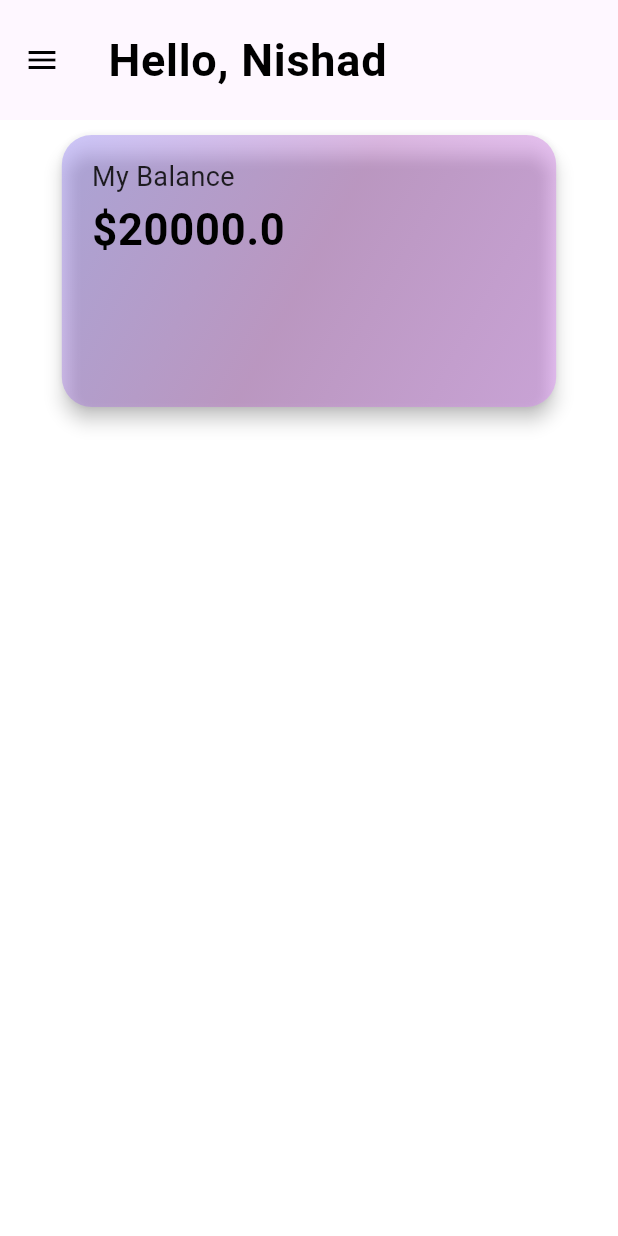
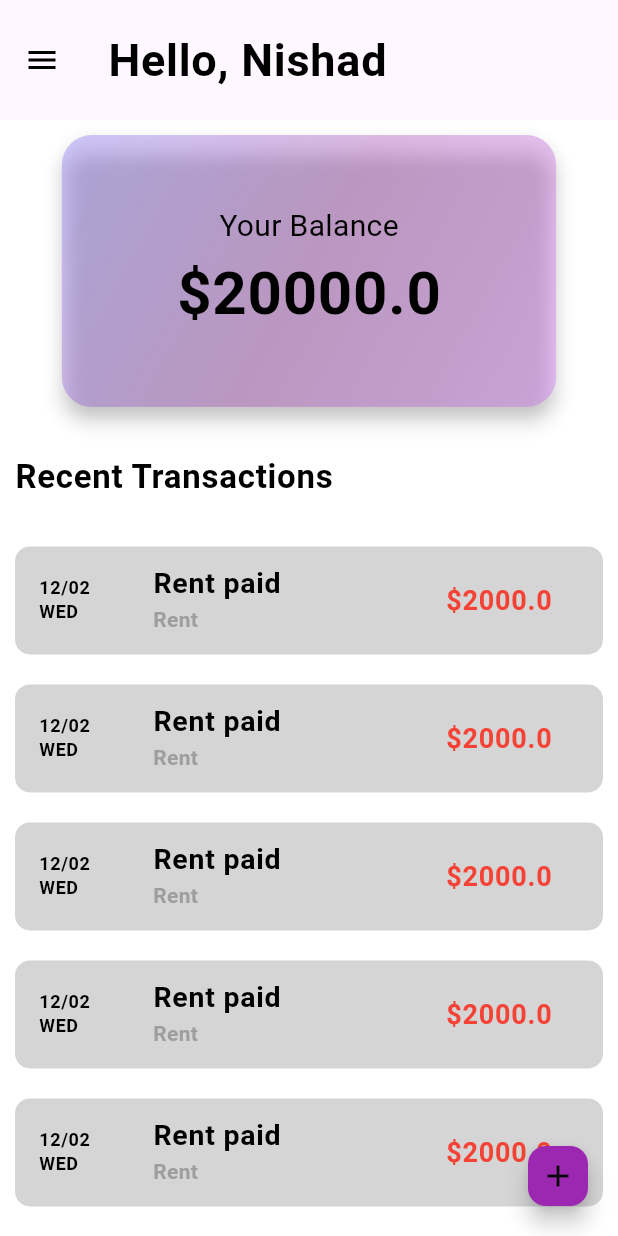
Before and after one commit to Nishadatgit/flutter-budget-tracker, a Flutter app: the screen it shows after launch, on a phone screen of 412 x 824 dp. Run offline on Flutter 3.47's test engine with Material 2 defaults, Android fonts, the phone set to English and light mode, and no system bars; our stand-ins replace bloc, flutter_bloc.

```diff
--- a/lib/logic/cubit/theme_cubit.dart
+++ b/lib/logic/theme/theme_cubit.dart
@@ -2,10 +2,12 @@ import 'package:bloc/bloc.dart';
 import 'package:budget_tracker/themes/dark_theme.dart';
 import 'package:budget_tracker/themes/light_theme.dart';
 import 'package:flutter/material.dart';
-import 'package:meta/meta.dart';
 
 class ThemeCubit extends Cubit<ThemeData> {
+
+
   ThemeCubit() : super(lightTheme);
 
-  void switchTheme() =>state==lightTheme? emit(darkTheme):emit(lightTheme);
+  void switchTheme() =>
+      state == lightTheme ? emit(darkTheme) : emit(lightTheme);
 }
--- a/lib/main.dart
+++ b/lib/main.dart
@@ -1,10 +1,9 @@
-import 'package:budget_tracker/logic/cubit/theme_cubit.dart';
+import 'package:budget_tracker/logic/theme/theme_cubit.dart';
 import 'package:budget_tracker/screens/home/home_screen.dart';
-import 'package:budget_tracker/themes/dark_theme.dart';
 import 'package:flutter/material.dart';
 import 'package:flutter_bloc/flutter_bloc.dart';
 
-void main() {
+void main() async {
   WidgetsFlutterBinding.ensureInitialized();
   runApp(const MyApp());
 }
@@ -14,8 +13,12 @@ class MyApp extends StatelessWidget {
 
   @override
   Widget build(BuildContext context) {
-    return BlocProvider(
-        create: (contex) => ThemeCubit(),
+    return MultiBlocProvider(
+        providers: [
+          BlocProvider(
+            create: (ctx) => ThemeCubit(),
+          )
+        ],
         child: BlocBuilder<ThemeCubit, ThemeData>(
           builder: (context, state) {
             return _buildWithTheme(context, state);
@@ -30,7 +33,7 @@ Widget _buildWithTheme(BuildContext context, state) {
     theme: state,
     themeAnimationCurve: Curves.easeInOut,
     themeAnimationDuration: const Duration(seconds: 1),
-    home: HomeScreen(),
+    home: const HomeScreen(),
   );
 }
 
--- a/lib/screens/home/home_screen.dart
+++ b/lib/screens/home/home_screen.dart
@@ -1,58 +1,75 @@
-import 'package:budget_tracker/logic/cubit/theme_cubit.dart';
+import 'dart:ui';
+
+import 'package:budget_tracker/logic/theme/theme_cubit.dart';
+import 'package:budget_tracker/screens/category/category_screen.dart';
+import 'package:budget_tracker/screens/home/widgets/card_info_widget.dart';
+import 'package:budget_tracker/screens/home/widgets/drawer_header.dart';
+import 'package:budget_tracker/screens/home/widgets/transaction_tile.dart';
 import 'package:budget_tracker/themes/dark_theme.dart';
-import 'package:budget_tracker/themes/light_theme.dart';
+
 import 'package:flutter/material.dart';
 import 'package:flutter_bloc/flutter_bloc.dart';
 
-class HomeScreen extends StatelessWidget {
-  HomeScreen({super.key});
-  final GlobalKey<ScaffoldState> _scaffoldkey = new GlobalKey();
+class HomeScreen extends StatefulWidget {
+  const HomeScreen({super.key});
+
+  @override
+  State<HomeScreen> createState() => _HomeScreenState();
+}
+
+class _HomeScreenState extends State<HomeScreen>
+    with SingleTickerProviderStateMixin {
+  final GlobalKey<ScaffoldState> _scaffoldkey = GlobalKey();
+
+  late AnimationController animationController;
+
+  late Animation<double> animation;
+  @override
+  void initState() {
+    animationController = AnimationController(
+        vsync: this, duration: const Duration(milliseconds: 600));
+    animation = Tween<double>(begin: 0, end: 1).animate(animationController);
+    super.initState();
+  }
 
   @override
   Widget build(BuildContext context) {
+    print("Build called");
     final width = MediaQuery.of(context).size.width;
     //final height = MediaQuery.of(context).size.height;
     return Scaffold(
+      drawerEnableOpenDragGesture: true,
+      drawerEdgeDragWidth: 100,
+      onDrawerChanged: (value) {
+        if (value == false) {
+          animationController.reverse();
+        } else {
+          animationController.forward();
+        }
+      },
       key: _scaffoldkey,
       appBar: AppBar(
+        scrolledUnderElevation: 0,
         leading: IconButton(
             onPressed: () {
               _scaffoldkey.currentState!.openDrawer();
             },
-              icon: Icon(
-                Icons.menu,
+            icon: AnimatedIcon(
+              icon: AnimatedIcons.menu_arrow,
+              progress: animation,
               color: Theme.of(context).iconTheme.color,
             )),
         elevation: 0,
         toolbarHeight: 80,
         title: Text(
           "Hello, Nishad",
-            style:
-                Theme.of(context).textTheme.bodyLarge!.copyWith(fontSize: 30),
-          ),
-        ),
-        body: Padding(
-          padding: const EdgeInsets.symmetric(horizontal: 10),
-          child: Column(
-            crossAxisAlignment: CrossAxisAlignment.center,
-            children: [
-              Padding(
-                padding:
-                    const EdgeInsets.symmetric(horizontal: 10, vertical: 10),
-                child: CardInfoWidget(
-                  width: width,
-                  amount: 20000,
-                ),
-              ),
-              const SizedBox(height: 20),
-            ],
+          style: Theme.of(context).textTheme.bodyLarge!.copyWith(fontSize: 30),
         ),
       ),
       drawer: BlocBuilder<ThemeCubit, ThemeData>(
         builder: (context, state) {
           return Drawer(
-              backgroundColor:
-                  state == darkTheme ? Color(0xff302d43) : Colors.white,
+            backgroundColor: Theme.of(context).scaffoldBackgroundColor,
             shape: const RoundedRectangleBorder(
               borderRadius: BorderRadius.only(
                 topRight: Radius.circular(10),
@@ -63,114 +80,89 @@ class HomeScreen extends StatelessWidget {
               children: [
                 const DrawerHeaderWidget(),
                 ListTile(
-                    leading: IconButton(
-                      onPressed: () {
-                        BlocProvider.of<ThemeCubit>(context).switchTheme();
+                  onTap: () {
+                    _scaffoldkey.currentState!.closeDrawer();
+                    Navigator.of(context).push(MaterialPageRoute(
+                        builder: (ctx) => const CategoryScreen()));
                   },
-                      icon: BlocBuilder<ThemeCubit, ThemeData>(
-                        builder: (context, state) => Icon(
-                          state == darkTheme
-                              ? Icons.light_mode
-                              : Icons.dark_mode,
-                          color: Theme.of(context).iconTheme.color,
-                          size: 30,
+                  tileColor: Colors.white.withOpacity(0.3),
+                  title: Text(
+                    "Manage Categories",
+                    style: Theme.of(context)
+                        .textTheme
+                        .bodyMedium!
+                        .copyWith(fontSize: 16),
                   ),
                 ),
+                const SizedBox(height: 5),
+                ListTile(
+                  tileColor: Colors.white.withOpacity(0.3),
+                  onTap: () {
+                    _scaffoldkey.currentState!.closeDrawer();
+                    Navigator.of(context).push(MaterialPageRoute(
+                        builder: (ctx) => const CategoryScreen()));
+                  },
+                  title: Text(
+                    "Reports",
+                    style: Theme.of(context)
+                        .textTheme
+                        .bodyMedium!
+                        .copyWith(fontSize: 16),
                   ),
-                  ),
+                )
               ],
             ),
           );
         },
-        ));
-  }
-}
-
-class DrawerHeaderWidget extends StatelessWidget {
-  const DrawerHeaderWidget({
-    super.key,
-  });
-
-  @override
-  Widget build(BuildContext context) {
-    return Stack(
-      alignment: Alignment.center,
+      ),
+      body: Padding(
+        padding: const EdgeInsets.symmetric(horizontal: 10),
+        child: Column(
+          crossAxisAlignment: CrossAxisAlignment.start,
           children: [
-        Container(
-          height: 200,
-          decoration: BoxDecoration(
-            borderRadius: BorderRadius.circular(10),
-            image: const DecorationImage(
-                image: NetworkImage(
-                    "https://cdn.pixabay.com/photo/2018/01/14/23/12/nature-3082832_960_720.jpg"),
-                fit: BoxFit.cover),
+            Padding(
+              padding: const EdgeInsets.symmetric(horizontal: 10, vertical: 10),
+              child: CardInfoWidget(
+                width: width,
+                amount: 20000,
               ),
             ),
-        const Positioned(
-            left: 20,
-            bottom: 20,
-            child: CircleAvatar(
-              radius: 30,
-              backgroundImage: AssetImage("assets/images/mypic.jpg"),
-            ))
+            const SizedBox(height: 20),
+            Text(
+              "Recent Transactions",
+              style:
+                  Theme.of(context).textTheme.bodyLarge!.copyWith(fontSize: 22),
+            ),
+            const SizedBox(height: 20),
+            Expanded(
+              child: ListView.builder(
+                itemBuilder: (ctx, index) => const Padding(
+                  padding: EdgeInsets.symmetric(vertical: 10),
+                  child: TransactionTile(
+                    title: "Rent paid",
+                    amount: 2000,
+                    category: 'Rent',
+                    tileColor: Colors.red,
+                  ),
+                ),
+                itemCount: 10,
+              ),
+            )
           ],
+        ),
+      ),
+      floatingActionButtonAnimator: FloatingActionButtonAnimator.scaling,
+      floatingActionButton: FloatingActionButton.small(
+        onPressed: () {
+          print("Add Transaction");
+        },
+        backgroundColor: Theme.of(context).primaryColor,
+        tooltip: 'Add transaction',
+        child: const Icon(
+          Icons.add,
+          color: Colors.black,
+        ),
+      ),
     );
   }
 }
-
-class CardInfoWidget extends StatelessWidget {
-  const CardInfoWidget({
-    super.key,
-    required this.width,
-    required this.amount,
-  });
-  final double amount;
-
-  final double width;
-
-  @override
-  Widget build(BuildContext context) {
-    return Row(
-      mainAxisAlignment: MainAxisAlignment.center,
-      children: [
-        Material(
-          color: Colors.white.withOpacity(0.2),
-          elevation: 5,
-          borderRadius: BorderRadius.circular(20),
-          child: Container(
-            decoration: BoxDecoration(
-              borderRadius: BorderRadius.circular(20),
-              gradient: const LinearGradient(
-                begin: Alignment.topLeft,
-                end: Alignment.bottomRight,
-                // stops: [0.2, 0.5, 0.9],
-                colors: [Color(0xff6953f7), Colors.purple, Color(0xffcd4ff7)],
-              ),
-              color: Colors.grey[300]!.withOpacity(0.3),
-            ),
-            padding: const EdgeInsets.symmetric(vertical: 15, horizontal: 20),
-            width: width * .8,
-            height: width * 0.44,
-            child: Column(
-              crossAxisAlignment: CrossAxisAlignment.start,
-              children: [
-                Text(
-                  "My Balance",
-                  style: Theme.of(context)
-                      .textTheme
-                      .bodyMedium!
-                      .copyWith(fontSize: 18, fontWeight: FontWeight.w400),
-                ),
-                Text("\$$amount",
-                    style: Theme.of(context)
-                        .textTheme
-                        .bodyLarge!
-                        .copyWith(fontSize: 29)),
-              ],
-            ),
-          ),
-        ),
-      ],
-    );
-  }
-}
--- /dev/null
+++ b/lib/screens/home/widgets/card_info_widget.dart
@@ -0,0 +1,62 @@
+import 'dart:ui';
+
+import 'package:flutter/material.dart';
+
+class CardInfoWidget extends StatelessWidget {
+  const CardInfoWidget({
+    super.key,
+    required this.width,
+    required this.amount,
+  });
+  final double amount;
+  final double width;
+
+  @override
+  Widget build(BuildContext context) {
+    return Row(
+      mainAxisAlignment: MainAxisAlignment.center,
+      children: [
+        Material(
+          color: Colors.white.withOpacity(0.2),
+          elevation: 5,
+          borderRadius: BorderRadius.circular(20),
+          child: BackdropFilter(
+            filter: ImageFilter.blur(sigmaX: 3, sigmaY: 3),
+            child: Container(
+              decoration: BoxDecoration(
+                borderRadius: BorderRadius.circular(20),
+                gradient: const LinearGradient(
+                  begin: Alignment.topLeft,
+                  end: Alignment.bottomRight,
+                  colors: [Color(0xff6953f7), Colors.purple, Color(0xffcd4ff7)],
+                ),
+                color: Colors.grey[300]!.withOpacity(0.3),
+              ),
+              padding: const EdgeInsets.symmetric(vertical: 15, horizontal: 20),
+              width: width * .8,
+              height: width * 0.44,
+              child: Column(
+                mainAxisAlignment: MainAxisAlignment.center,
+                crossAxisAlignment: CrossAxisAlignment.center,
+                children: [
+                  Text(
+                    "Your Balance",
+                    style: Theme.of(context).textTheme.bodyMedium!.copyWith(
+                          fontSize: 20,
+                          fontWeight: FontWeight.w400,
+                        ),
+                  ),
+                  Text("\$$amount",
+                      style: Theme.of(context)
+                          .textTheme
+                          .bodyLarge!
+                          .copyWith(fontSize: 40)),
+                ],
+              ),
+            ),
+          ),
+        ),
+      ],
+    );
+  }
+}
--- /dev/null
+++ b/lib/screens/home/widgets/transaction_tile.dart
@@ -0,0 +1,61 @@
+import 'package:flutter/material.dart';
+
+class TransactionTile extends StatelessWidget {
+  const TransactionTile({
+    super.key,
+    required this.tileColor,
+    required this.category,
+    required this.title,
+    required this.amount,
+  });
+  final Color tileColor;
+  final String category;
+  final String title;
+  final double amount;
+
+  @override
+  Widget build(BuildContext context) {
+    return Container(
+      decoration: BoxDecoration(
+          color: Colors.grey[600]!.withOpacity(.3),
+          borderRadius: BorderRadius.circular(10)),
+      child: ListTile(
+        shape: RoundedRectangleBorder(
+          borderRadius: BorderRadius.circular(
+            30,
+          ),
+        ),
+        minLeadingWidth: 60,
+        minVerticalPadding: 0,
+        leading: Text(
+          "12/02\nWED",
+          style: Theme.of(context)
+              .textTheme
+              .bodySmall!
+              .copyWith(fontWeight: FontWeight.bold),
+        ),
+        title: Text(
+          title,
+          style: Theme.of(context).textTheme.bodyLarge!.copyWith(fontSize: 19),
+        ),
+        subtitle: Text(
+          category,
+          style: Theme.of(context)
+              .textTheme
+              .bodyMedium!
+              .copyWith(fontSize: 14, color: Colors.grey),
+        ),
+        trailing: Padding(
+          padding: const EdgeInsets.only(right: 10),
+          child: Text(
+            "\$$amount",
+            style: Theme.of(context)
+                .textTheme
+                .bodyLarge!
+                .copyWith(fontSize: 18, color: tileColor),
+          ),
+        ),
+      ),
+    );
+  }
+}
--- a/lib/themes/dark_theme.dart
+++ b/lib/themes/dark_theme.dart
@@ -2,6 +2,7 @@ import 'package:flutter/material.dart';
 
 final darkTheme = ThemeData(
   useMaterial3: true,
+  brightness: Brightness.dark,
   scaffoldBackgroundColor: const Color(0xff302d43),
   textTheme: const TextTheme(
       bodyLarge: TextStyle(
--- a/lib/themes/light_theme.dart
+++ b/lib/themes/light_theme.dart
@@ -2,10 +2,13 @@ import 'package:flutter/material.dart';
 
 final lightTheme = ThemeData(
     useMaterial3: true,
+    brightness: Brightness.light,
     textTheme: const TextTheme(
-      bodyLarge: TextStyle(
-          color: Colors.black, fontWeight: FontWeight.bold, fontSize: 25),
-    ),
+        bodyLarge: TextStyle(
+            color: Colors.black, fontWeight: FontWeight.bold, fontSize: 25),
+        bodyMedium: TextStyle(
+            color: Colors.black, fontWeight: FontWeight.bold, fontSize: 18),
+        bodySmall: TextStyle(color: Colors.black, fontWeight: FontWeight.w400)),
     primaryColor: Colors.purple,
     scaffoldBackgroundColor: Colors.white,
     iconTheme: const IconThemeData(color: Colors.black));
```
Also changed, not shown: lib/screens/category/category_screen.dart (added, +26 -0 lines), lib/screens/home/widgets/drawer_header.dart (added, +62 -0 lines). Lines whose indentation alone changed are shown as unchanged.
